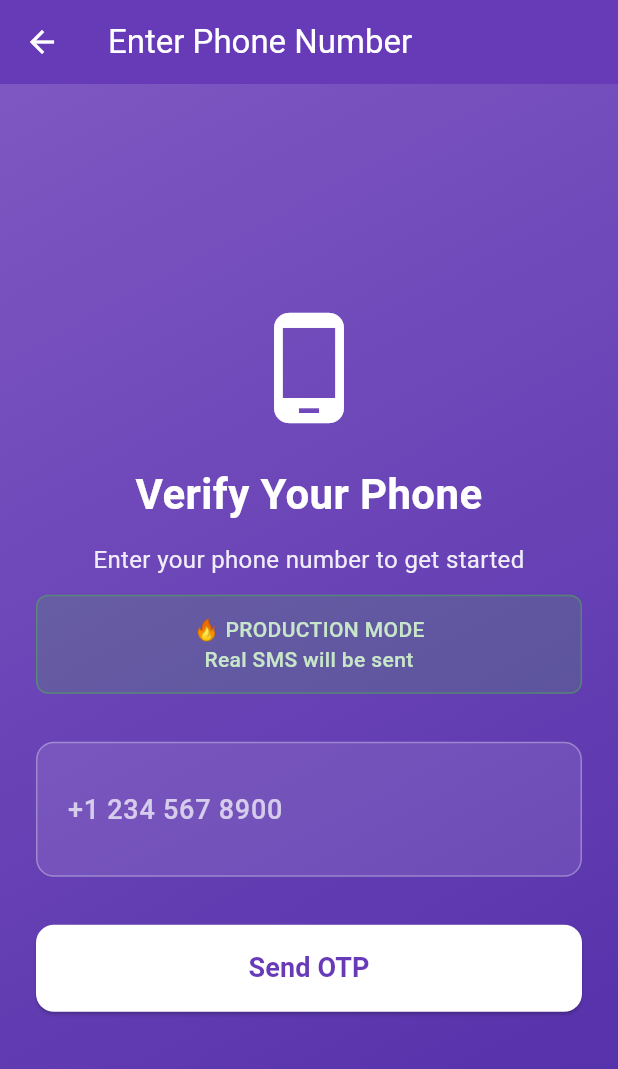
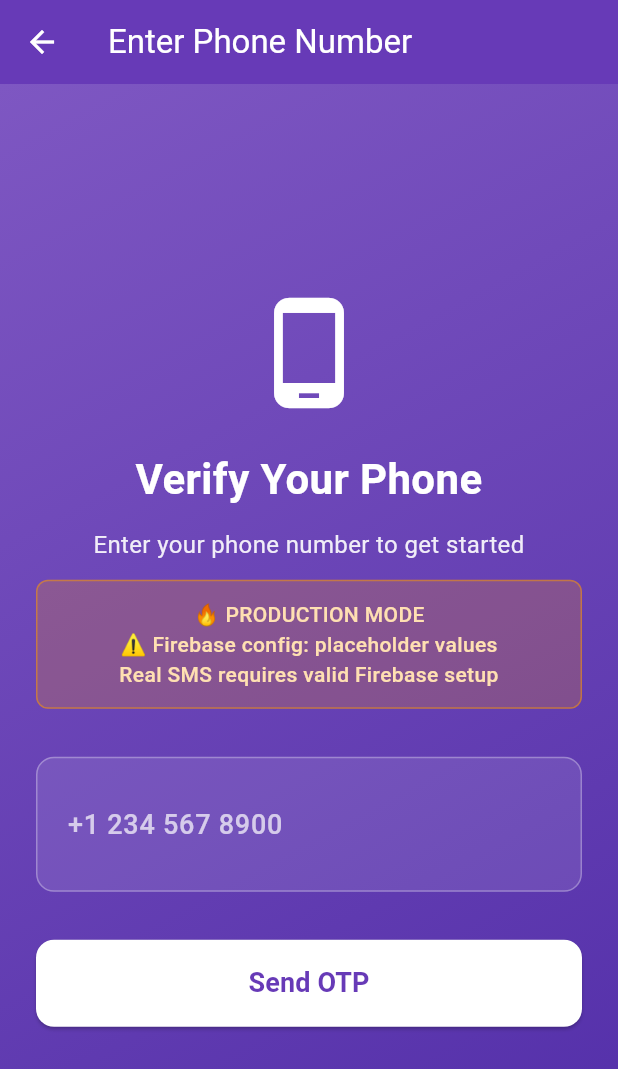
Before and after one commit to mitchell1972/examCoachApp, a Flutter app: the screen it shows after launch, after a tap on "Sign Up", on a phone screen of 412 x 824 dp. Shown: the top 1069 px of the screen. Run offline on Flutter 3.47's test engine with Material 3 defaults, Android fonts, the phone set to English and light mode, and no system bars; our stand-ins replace connectivity_plus, firebase_auth, firebase_core, flutter_secure_storage, logger; accounts and stored records are empty; network calls fail.

Commit message:
🔧 Improve Firebase error handling & UI clarity
✅ CONFIRMED ISSUE: Browser console shows Firebase API failures
- 400 Bad Request on identitytoolkit.googleapis.com
- Placeholder API key 'your-web-api-key-here' causing failures

✅ BETTER ERROR MESSAGES:
- Shows 'Firebase configuration incomplete' for config issues
- Explains need for real Firebase setup in production
- Network-specific error messages

✅ IMPROVED UI:
- Orange warning color for incomplete production mode
- Clear notice: 'Firebase config: placeholder values'
- Users now understand the issue instead of generic 'Error'

```diff
--- a/lib/screens/otp_verification_screen.dart
+++ b/lib/screens/otp_verification_screen.dart
@@ -288,21 +288,21 @@ class _OTPVerificationScreenState extends State<OTPVerificationScreen> {
                   padding: const EdgeInsets.all(12),
                   decoration: BoxDecoration(
                     color: kReleaseMode
-                      ? Colors.blue.withOpacity(0.2)
+                      ? Colors.orange.withOpacity(0.2)
                       : Colors.green.withOpacity(0.2),
                     borderRadius: BorderRadius.circular(8),
                     border: Border.all(color: kReleaseMode
-                      ? Colors.blue.withOpacity(0.5)
+                      ? Colors.orange.withOpacity(0.5)
                       : Colors.green.withOpacity(0.5)),
                   ),
                   child: Text(
                     kReleaseMode
-                      ? '📱 Enter the OTP code sent to your phone'
+                      ? '📱 OTP sending may fail\n⚠️ Firebase config incomplete'
                       : '🎭 DEMO CODE: 123456\n(No real SMS sent)',
                     style: TextStyle(
                       fontSize: 16,
                       color: kReleaseMode
-                        ? Colors.blue.shade100
+                        ? Colors.orange.shade100
                         : Colors.green.shade100,
                       fontWeight: FontWeight.bold,
                     ),
--- a/lib/screens/phone_input_screen.dart
+++ b/lib/screens/phone_input_screen.dart
@@ -112,12 +112,26 @@ class _PhoneInputScreenState extends State<PhoneInputScreen> {
     } catch (error, stackTrace) {
       _logger.e('Unexpected error during OTP send', error: error, stackTrace: stackTrace);
 
+      // Provide more specific error messages for common Firebase issues
+      String errorMessage = 'An unexpected error occurred. Please try again.';
+
+      if (error.toString().contains('firebase') ||
+          error.toString().contains('Firebase') ||
+          error.toString().contains('your-web-api-key-here')) {
+        errorMessage = '🔥 Firebase configuration incomplete.\n'
+                      'In production: Real Firebase config needed.\n'
+                      'For demo: Use local development mode.';
+      } else if (error.toString().contains('network') ||
+                 error.toString().contains('connection')) {
+        errorMessage = 'Network error. Please check your internet connection.';
+      }
+
       if (mounted) {
         ScaffoldMessenger.of(context).showSnackBar(
-          const SnackBar(
-            content: Text('❌ An unexpected error occurred. Please try again.'),
+          SnackBar(
+            content: Text('❌ $errorMessage'),
             backgroundColor: Colors.red,
-            duration: Duration(seconds: 4),
+            duration: const Duration(seconds: 6),
           ),
         );
       }
@@ -191,21 +205,21 @@ class _PhoneInputScreenState extends State<PhoneInputScreen> {
                     padding: const EdgeInsets.all(12),
                     decoration: BoxDecoration(
                       color: kReleaseMode
-                        ? Colors.green.withOpacity(0.2)
+                        ? Colors.orange.withOpacity(0.2)
                         : Colors.orange.withOpacity(0.2),
                       borderRadius: BorderRadius.circular(8),
                       border: Border.all(color: kReleaseMode
-                        ? Colors.green.withOpacity(0.5)
+                        ? Colors.orange.withOpacity(0.5)
                         : Colors.orange.withOpacity(0.5)),
                     ),
                     child: Text(
                       kReleaseMode
-                        ? '🔥 PRODUCTION MODE\nReal SMS will be sent'
+                        ? '🔥 PRODUCTION MODE\n⚠️ Firebase config: placeholder values\nReal SMS requires valid Firebase setup'
                         : '🎭 DEMO MODE\nNo real SMS - Use code: 123456',
                       style: TextStyle(
                         fontSize: 14,
                         color: kReleaseMode
-                          ? Colors.green.shade100
+                          ? Colors.orange.shade100
                           : Colors.orange.shade100,
                         fontWeight: FontWeight.w500,
                       ),
```
